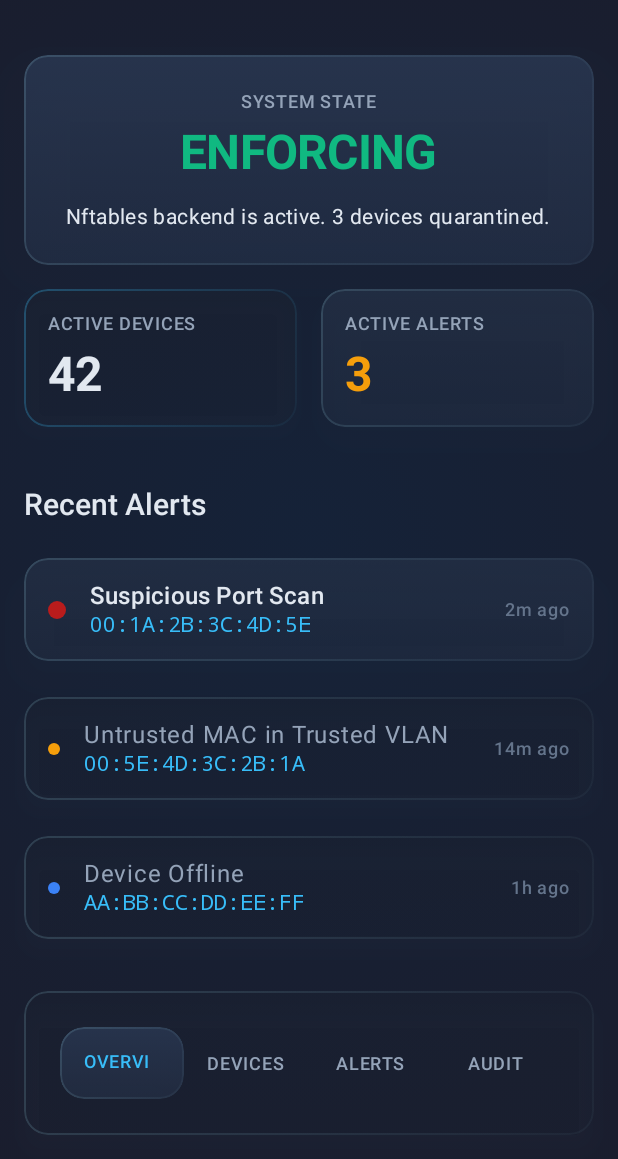
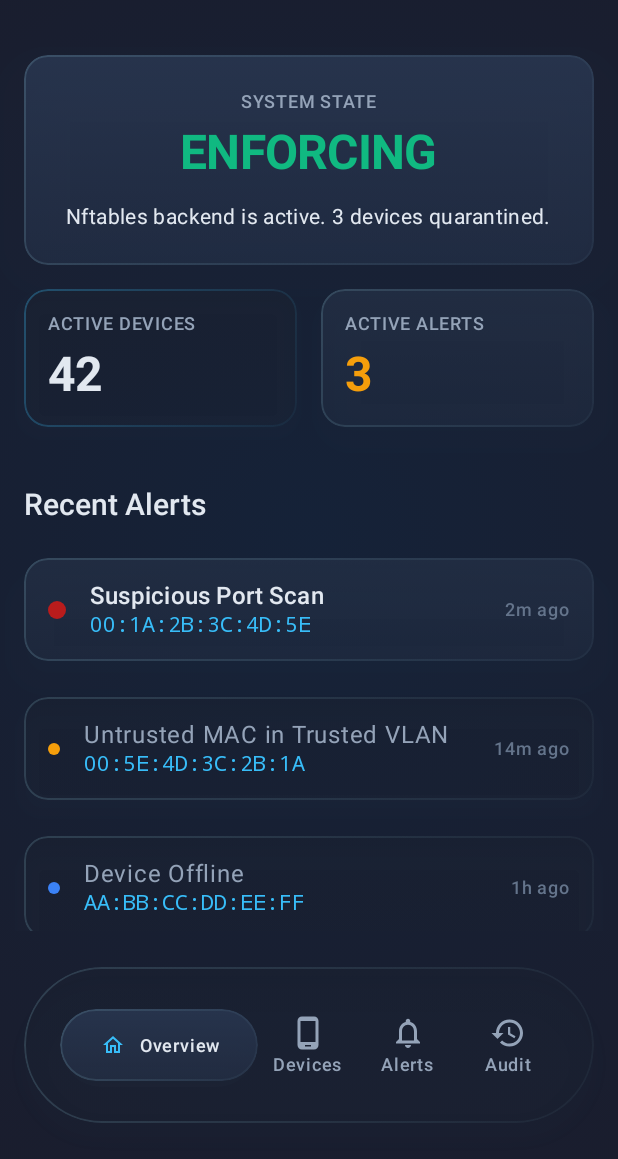
Before and after one commit to D0paX/nexa, an Android app built with Jetpack Compose: the screen it shows after launch (MainActivity), on a phone screen of 412 x 824 dp, the part 77-1236 px from its top. Run offline under Robolectric (Android 15) with nearby library versions, the light colour scheme and no system bars; our stand-ins replace Navigation 3.

Commit message:
feat(phase5): redesign spatial liquid glass navigation

```diff
--- a/mobile/app/build.gradle.kts
+++ b/mobile/app/build.gradle.kts
@@ -61,6 +61,7 @@ dependencies {
   implementation(libs.androidx.compose.ui)
   implementation(libs.androidx.compose.ui.tooling.preview)
   implementation(libs.androidx.compose.material3)
+  implementation(libs.androidx.compose.material.icons.extended)
   // Tooling
   debugImplementation(libs.androidx.compose.ui.tooling)
   // Instrumented tests
--- a/mobile/app/src/main/java/com/example/nexa/Navigation.kt
+++ b/mobile/app/src/main/java/com/example/nexa/Navigation.kt
@@ -19,6 +19,11 @@ import androidx.navigation3.runtime.NavKey
 import androidx.navigation3.runtime.entryProvider
 import androidx.navigation3.runtime.rememberNavBackStack
 import androidx.navigation3.ui.NavDisplay
+import androidx.compose.material.icons.Icons
+import androidx.compose.material.icons.outlined.History
+import androidx.compose.material.icons.outlined.Home
+import androidx.compose.material.icons.outlined.Notifications
+import androidx.compose.material.icons.outlined.PhoneAndroid
 import com.example.nexa.ui.components.EmptyState
 import com.example.nexa.ui.components.NavItem
 import com.example.nexa.ui.components.NexaBottomNavigationBar
@@ -42,10 +47,10 @@ fun MainNavigation() {
             if (isRoot) {
                 NexaBottomNavigationBar(
                     items = listOf(
-                        NavItem("Overview", currentKey == Overview) { if (currentKey != Overview) backStack.add(Overview) },
-                        NavItem("Devices", currentKey == Devices) { if (currentKey != Devices) backStack.add(Devices) },
-                        NavItem("Alerts", currentKey == Alerts) { if (currentKey != Alerts) backStack.add(Alerts) },
-                        NavItem("Audit", currentKey == Audit) { if (currentKey != Audit) backStack.add(Audit) }
+                        NavItem("Overview", Icons.Outlined.Home, currentKey == Overview) { if (currentKey != Overview) backStack.add(Overview) },
+                        NavItem("Devices", Icons.Outlined.PhoneAndroid, currentKey == Devices) { if (currentKey != Devices) backStack.add(Devices) },
+                        NavItem("Alerts", Icons.Outlined.Notifications, currentKey == Alerts) { if (currentKey != Alerts) backStack.add(Alerts) },
+                        NavItem("Audit", Icons.Outlined.History, currentKey == Audit) { if (currentKey != Audit) backStack.add(Audit) }
                     )
                 )
             }
--- a/mobile/app/src/main/java/com/example/nexa/ui/components/NexaBottomNavigationBar.kt
+++ b/mobile/app/src/main/java/com/example/nexa/ui/components/NexaBottomNavigationBar.kt
@@ -1,17 +1,20 @@
 package com.example.nexa.ui.components
 
-import androidx.compose.animation.AnimatedVisibility
-import androidx.compose.animation.core.tween
-import androidx.compose.animation.fadeIn
-import androidx.compose.animation.fadeOut
+import androidx.compose.animation.core.animateFloatAsState
 import androidx.compose.foundation.clickable
+import androidx.compose.foundation.interaction.MutableInteractionSource
 import androidx.compose.foundation.layout.*
+import androidx.compose.foundation.shape.CircleShape
 import androidx.compose.foundation.shape.RoundedCornerShape
+import androidx.compose.material3.Icon
 import androidx.compose.material3.Text
 import androidx.compose.runtime.Composable
+import androidx.compose.runtime.getValue
+import androidx.compose.runtime.remember
 import androidx.compose.ui.Alignment
 import androidx.compose.ui.Modifier
 import androidx.compose.ui.draw.clip
+import androidx.compose.ui.graphics.vector.ImageVector
 import androidx.compose.ui.unit.dp
 import com.example.nexa.theme.GlassVariant
 import com.example.nexa.theme.NexaAction
@@ -20,7 +23,7 @@ import com.example.nexa.theme.NexaTextSecondary
 import com.example.nexa.theme.NexaTokens
 import com.example.nexa.theme.Typography
 
-data class NavItem(val label: String, val isSelected: Boolean, val onClick: () -> Unit)
+data class NavItem(val label: String, val icon: ImageVector, val isSelected: Boolean, val onClick: () -> Unit)
 
 @Composable
 fun NexaBottomNavigationBar(
@@ -30,9 +33,10 @@ fun NexaBottomNavigationBar(
     // Spatial Floating Control Layer
     GlassSurface(
         variant = GlassVariant.Standard,
+        shape = RoundedCornerShape(percent = 50),
         modifier = modifier
             .fillMaxWidth()
-            .padding(horizontal = NexaTokens.SpacingMedium, vertical = NexaTokens.SpacingMedium)
+            .padding(horizontal = NexaTokens.SpacingMedium, vertical = NexaTokens.SpacingLarge) // Elevated from bottom
     ) {
         Row(
             modifier = Modifier
@@ -42,9 +46,10 @@ fun NexaBottomNavigationBar(
             verticalAlignment = Alignment.CenterVertically
         ) {
             items.forEach { item ->
+                val weight by animateFloatAsState(targetValue = if (item.isSelected) 2f else 1f, label = "weight")
                 NexaBottomNavigationItem(
                     item = item,
-                    modifier = Modifier.weight(1f)
+                    modifier = Modifier.weight(weight)
                 )
             }
         }
@@ -56,33 +61,66 @@ fun NexaBottomNavigationItem(
     item: NavItem,
     modifier: Modifier = Modifier
 ) {
+    val interactionSource = remember { MutableInteractionSource() }
+
     Box(
         modifier = modifier
-            .height(48.dp)
-            .clip(RoundedCornerShape(NexaTokens.CornerRadiusMedium))
-            .clickable(onClick = item.onClick),
+            .height(56.dp)
+            .clip(CircleShape)
+            .clickable(
+                interactionSource = interactionSource,
+                indication = null,
+                onClick = item.onClick
+            ),
         contentAlignment = Alignment.Center
     ) {
         if (item.isSelected) {
             // Elevated glass pill for active state
             GlassSurface(
                 variant = GlassVariant.Hero,
-                modifier = Modifier.fillMaxSize()
+                shape = CircleShape,
+                modifier = Modifier
+                    .fillMaxWidth()
+                    .height(48.dp)
             ) {
-                Box(contentAlignment = Alignment.Center, modifier = Modifier.fillMaxSize()) {
+                Row(
+                    horizontalArrangement = Arrangement.Center,
+                    verticalAlignment = Alignment.CenterVertically,
+                    modifier = Modifier.fillMaxSize()
+                ) {
+                    Icon(
+                        imageVector = item.icon,
+                        contentDescription = item.label,
+                        tint = NexaAction,
+                        modifier = Modifier.size(20.dp)
+                    )
+                    Spacer(modifier = Modifier.width(NexaTokens.SpacingSmall))
                     Text(
-                        text = item.label.uppercase(),
+                        text = item.label,
                         style = Typography.labelMedium,
-                        color = NexaAction
+                        color = NexaTextPrimary
                     )
                 }
             }
         } else {
-            Text(
-                text = item.label.uppercase(),
-                style = Typography.labelMedium,
-                color = NexaTextSecondary
-            )
+            Column(
+                horizontalAlignment = Alignment.CenterHorizontally,
+                verticalArrangement = Arrangement.Center,
+                modifier = Modifier.fillMaxSize()
+            ) {
+                Icon(
+                    imageVector = item.icon,
+                    contentDescription = item.label,
+                    tint = NexaTextSecondary,
+                    modifier = Modifier.size(24.dp)
+                )
+                Spacer(modifier = Modifier.height(2.dp))
+                Text(
+                    text = item.label,
+                    style = Typography.labelMedium,
+                    color = NexaTextSecondary
+                )
+            }
         }
     }
 }
--- a/mobile/gradle/libs.versions.toml
+++ b/mobile/gradle/libs.versions.toml
@@ -19,6 +19,7 @@ androidx-core-ktx = { module = "androidx.core:core-ktx", version.ref = "androidx
 androidx-activity-compose = { module = "androidx.activity:activity-compose", version.ref = "androidxActivity" }
 androidx-compose-bom = { group = "androidx.compose", name = "compose-bom", version.ref = "androidxComposeBom" }
 androidx-compose-material3 = { group = "androidx.compose.material3", name = "material3"}
+androidx-compose-material-icons-extended = { group = "androidx.compose.material", name = "material-icons-extended"}
 androidx-compose-ui = { group = "androidx.compose.ui", name = "ui"}
 androidx-compose-ui-tooling-preview = { group = "androidx.compose.ui", name = "ui-tooling-preview"}
 androidx-compose-ui-test-junit4 = { group = "androidx.compose.ui", name = "ui-test-junit4"}
```
